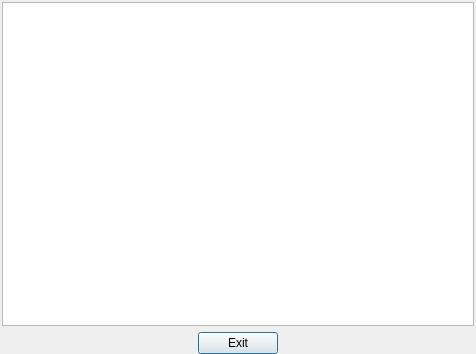
First picture: the form in src/texcodedialog.ui, repository gyoerkaa/confuser, before the edit.
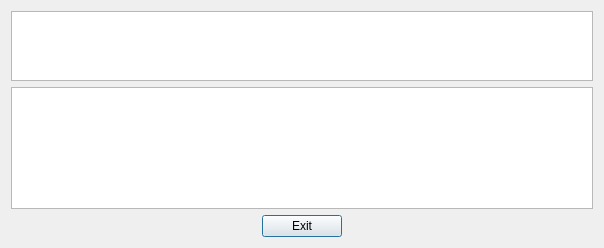
Second picture: the form after the edit.

```diff
--- a/src/texcodedialog.ui
+++ b/src/texcodedialog.ui
@@ -6,61 +6,93 @@
    <rect>
     <x>0</x>
     <y>0</y>
-    <width>476</width>
-    <height>354</height>
+    <width>604</width>
+    <height>248</height>
    </rect>
   </property>
   <property name="windowTitle">
    <string>Dialog</string>
   </property>
   <layout class="QGridLayout" name="gridLayout">
-   <property name="leftMargin">
-    <number>2</number>
-   </property>
-   <property name="topMargin">
-    <number>2</number>
-   </property>
-   <property name="rightMargin">
-    <number>2</number>
-   </property>
-   <property name="bottomMargin">
-    <number>0</number>
-   </property>
-   <item row="1" column="1">
+   <item row="3" column="2">
+    <spacer name="horizontalSpacer">
+     <property name="orientation">
+      <enum>Qt::Horizontal</enum>
+     </property>
+     <property name="sizeHint" stdset="0">
+      <size>
+       <width>245</width>
+       <height>20</height>
+      </size>
+     </property>
+    </spacer>
+   </item>
+   <item row="3" column="1">
     <widget class="QPushButton" name="buttonExit">
+     <property name="sizePolicy">
+      <sizepolicy hsizetype="Minimum" vsizetype="Minimum">
+       <horstretch>0</horstretch>
+       <verstretch>0</verstretch>
+      </sizepolicy>
+     </property>
      <property name="text">
       <string>Exit</string>
      </property>
     </widget>
    </item>
+   <item row="3" column="0">
+    <spacer name="horizontalSpacer_2">
+     <property name="orientation">
+      <enum>Qt::Horizontal</enum>
+     </property>
+     <property name="sizeHint" stdset="0">
+      <size>
+       <width>246</width>
+       <height>20</height>
+      </size>
+     </property>
+    </spacer>
+   </item>
+   <item row="1" column="0" colspan="3">
+    <widget class="QPlainTextEdit" name="textEditTable">
+     <property name="sizePolicy">
+      <sizepolicy hsizetype="Expanding" vsizetype="Expanding">
+       <horstretch>0</horstretch>
+       <verstretch>0</verstretch>
+      </sizepolicy>
+     </property>
+    </widget>
+   </item>
    <item row="0" column="0" colspan="3">
-    <widget class="QPlainTextEdit" name="textEditTexCode"/>
-   </item>
-   <item row="1" column="0">
-    <spacer name="horiSpacer1">
-     <property name="orientation">
-      <enum>Qt::Horizontal</enum>
+    <widget class="QPlainTextEdit" name="textEditPreamble">
+     <property name="enabled">
+      <bool>true</bool>
      </property>
-     <property name="sizeHint" stdset="0">
+     <property name="sizePolicy">
+      <sizepolicy hsizetype="Expanding" vsizetype="Maximum">
+       <horstretch>0</horstretch>
+       <verstretch>0</verstretch>
+      </sizepolicy>
+     </property>
+     <property name="minimumSize">
       <size>
-       <width>40</width>
-       <height>20</height>
+       <width>0</width>
+       <height>0</height>
       </size>
      </property>
-    </spacer>
-   </item>
-   <item row="1" column="2">
-    <spacer name="horiSpacer2">
-     <property name="orientation">
-      <enum>Qt::Horizontal</enum>
+     <property name="maximumSize">
+      <size>
+       <width>16777215</width>
+       <height>70</height>
+      </size>
      </property>
-     <property name="sizeHint" stdset="0">
+     <property name="baseSize">
       <size>
-       <width>181</width>
-       <height>20</height>
+       <width>0</width>
+       <height>0</height>
       </size>
      </property>
-    </spacer>
+    </widget>
    </item>
   </layout>
  </widget>
```
